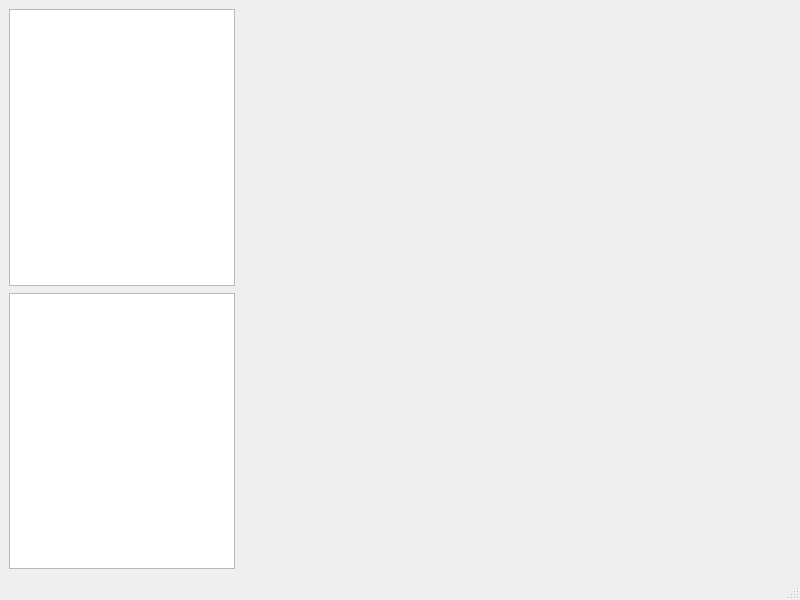
The window that srcs/GUI/mainwindow.ui (El-Draco/ChemSimulator) describes before a commit, drawn with Qt 5.
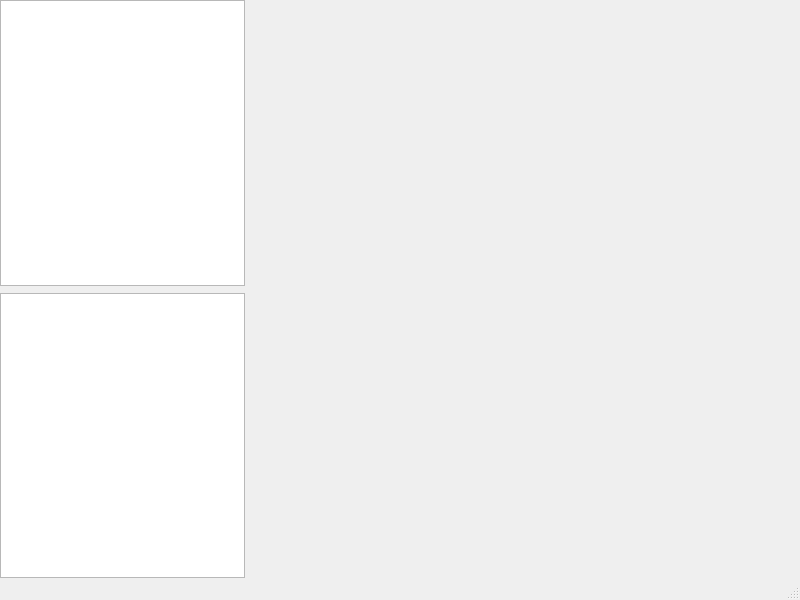
The same window after the commit.

Commit message: sync: bond work with dragging atoms, right click delete atoms will be removed

Diff of the .ui file:
```diff
--- a/srcs/GUI/mainwindow.ui
+++ b/srcs/GUI/mainwindow.ui
@@ -15,8 +15,29 @@
   </property>
   <widget class="QWidget" name="centralwidget">
    <layout class="QHBoxLayout" name="horizontalLayout">
+    <property name="spacing">
+     <number>5</number>
+    </property>
+    <property name="leftMargin">
+     <number>0</number>
+    </property>
+    <property name="topMargin">
+     <number>0</number>
+    </property>
+    <property name="rightMargin">
+     <number>0</number>
+    </property>
+    <property name="bottomMargin">
+     <number>0</number>
+    </property>
     <item>
      <widget class="QWidget" name="widget" native="true">
+      <property name="maximumSize">
+       <size>
+        <width>300</width>
+        <height>16777215</height>
+       </size>
+      </property>
       <layout class="QVBoxLayout" name="verticalLayout">
        <property name="spacing">
         <number>7</number>
@@ -50,7 +71,23 @@
         <height>0</height>
        </size>
       </property>
-      <layout class="QVBoxLayout" name="verticalLayout_2"/>
+      <layout class="QVBoxLayout" name="verticalLayout_2">
+       <property name="spacing">
+        <number>0</number>
+       </property>
+       <property name="leftMargin">
+        <number>0</number>
+       </property>
+       <property name="topMargin">
+        <number>0</number>
+       </property>
+       <property name="rightMargin">
+        <number>0</number>
+       </property>
+       <property name="bottomMargin">
+        <number>0</number>
+       </property>
+      </layout>
      </widget>
     </item>
    </layout>
```
Left out of the diff: 2 changed lines with no effect on the pictures. The commit also changes 12 other files.
